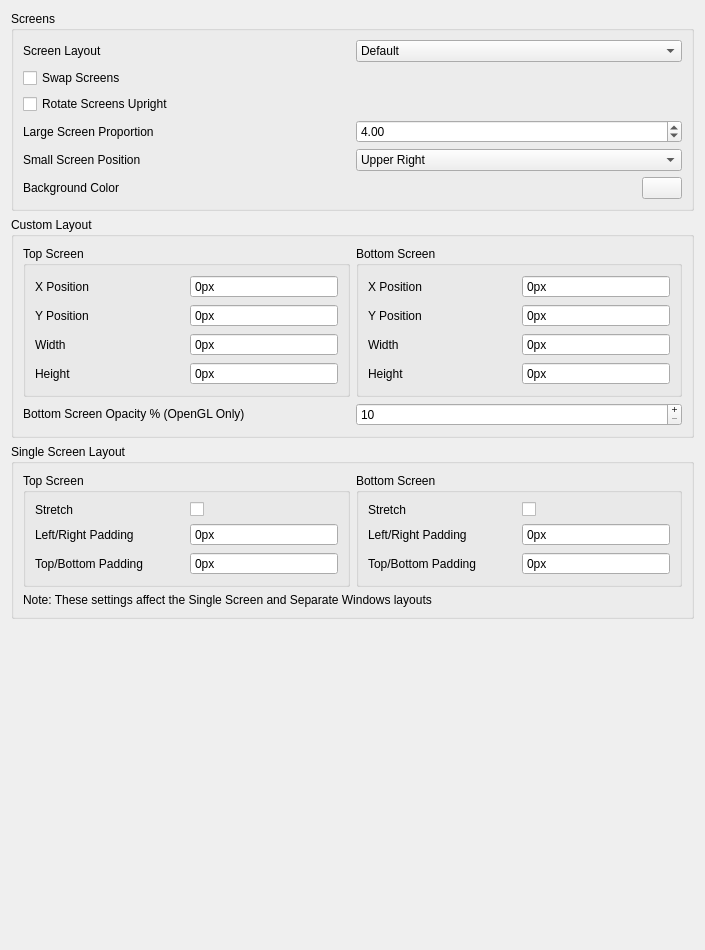
Qt form src/lime_qt/configuration/configure_layout.ui (DavidRGriswold/azahar) before a commit.
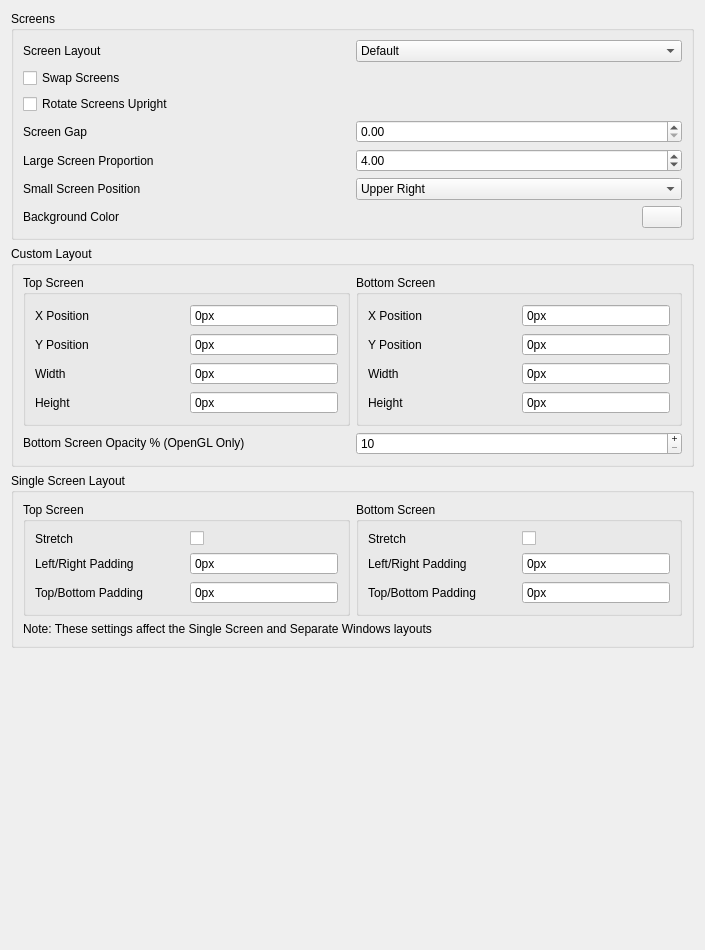
The same form after that commit.

Commit message: add QT ui for screen gap setting

Patch:
```diff
--- a/src/lime_qt/configuration/configure_layout.ui
+++ b/src/lime_qt/configuration/configure_layout.ui
@@ -107,6 +107,44 @@
         </property>
        </widget>
       </item>
+      <item>
+       <widget class="QWidget" name="widget" native="true">
+        <layout class="QHBoxLayout" name="screen_gap_layout">
+         <property name="leftMargin">
+          <number>0</number>
+         </property>
+         <property name="topMargin">
+          <number>0</number>
+         </property>
+         <property name="rightMargin">
+          <number>0</number>
+         </property>
+         <property name="bottomMargin">
+          <number>0</number>
+         </property>
+         <item>
+          <widget class="QLabel" name="label_3">
+           <property name="text">
+            <string>Screen Gap</string>
+           </property>
+          </widget>
+         </item>
+         <item>
+          <widget class="QDoubleSpinBox" name="screen_gap">
+           <property name="minimum">
+            <double>0.0</double>
+           </property>
+           <property name="maximum">
+            <double>720.0</double>
+           </property>
+           <property name="value">
+            <double>0.0</double>
+           </property>
+          </widget>
+         </item>
+        </layout>
+       </widget>
+      </item>
       <item>
        <widget class="QWidget" name="widget" native="true">
         <layout class="QHBoxLayout" name="proportion_layout">
```
The commit also changes 1 other file.
